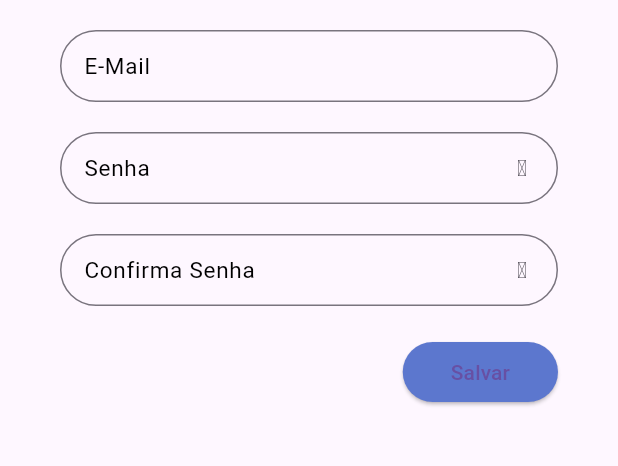
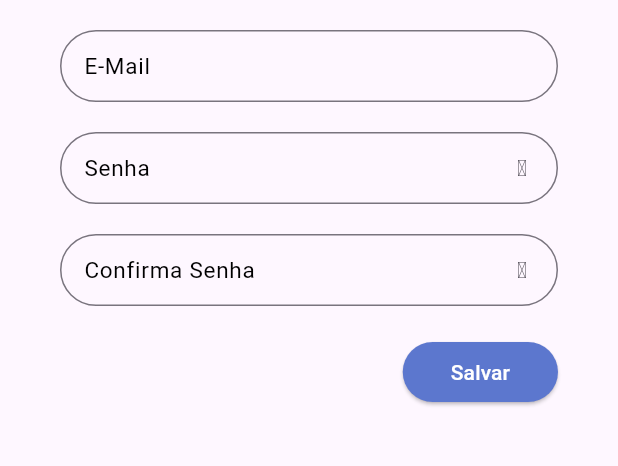
Before and after one commit to yurilima7/Todo-List, a Flutter app: the RegisterPage screen opened directly, on a phone screen of 412 x 824 dp, the part 393-859 px from its top. Run offline on Flutter 3.47's test engine with Material 3 defaults, Android fonts, the phone set to English and light mode, and no system bars; our stand-ins replace date_picker_timeline, firebase_auth, firebase_core, flutter_signin_button, google_fonts, google_sign_in and 2 more; missing offline and left inert: flutter_overlay_loader, validatorless; accounts and stored records are empty; generated files the repository leaves out were written again; network calls fail; Roboto replaces fonts that are missing (Mandali).

Commit message:
Alterando a coloração do texto no botão

```diff
--- a/todo_list_provider/lib/app/modules/auth/register/register_page.dart
+++ b/todo_list_provider/lib/app/modules/auth/register/register_page.dart
@@ -180,7 +180,12 @@ class _RegisterPageState extends State<RegisterPage> {
 
                       child: const Padding(
                         padding: EdgeInsets.all(8.0),
-                        child: Text("Salvar"),
+                        child: Text(
+                          "Salvar",
+                          style: TextStyle(
+                            color: Colors.white,
+                          ),
+                        ),
                       ),
                     ),
                   ),
```
Also changed, not shown: todo_list_provider/lib/app/modules/auth/login/login_page.dart (+6 -1 lines).
